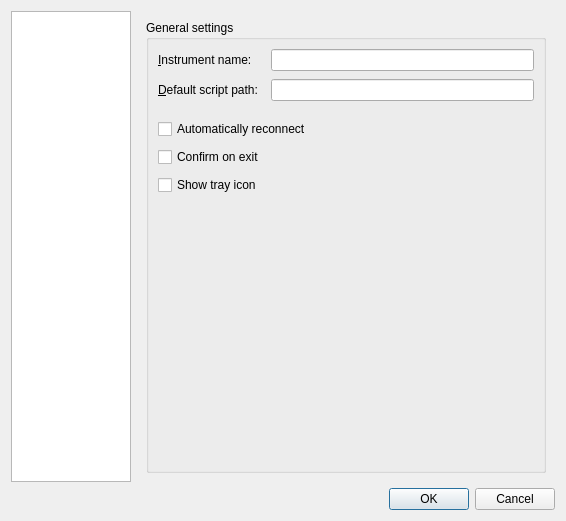
mlz-ictrl/nicos, file lib/nicos/gui/settings.ui: the form before one commit.
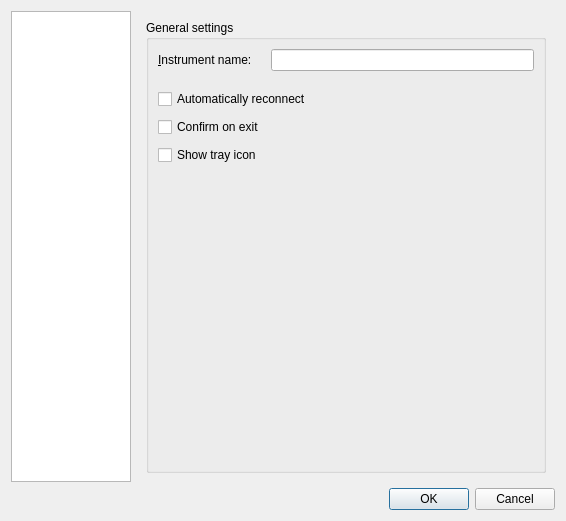
The form after the commit. The open tabs and pages were chosen to show the change.

Commit message: Get the default script path from the current experiment.

```diff
--- a/lib/nicos/gui/settings.ui
+++ b/lib/nicos/gui/settings.ui
@@ -56,41 +56,28 @@
             </property>
            </widget>
           </item>
-          <item row="1" column="0">
-           <widget class="QLabel" name="label_3">
-            <property name="text">
-             <string>&amp;Default script path:</string>
-            </property>
-            <property name="buddy">
-             <cstring>scriptpath</cstring>
-            </property>
-           </widget>
-          </item>
-          <item row="1" column="1">
-           <widget class="QLineEdit" name="scriptpath"/>
-          </item>
-          <item row="3" column="0" colspan="2">
+          <item row="2" column="0" colspan="2">
            <widget class="QCheckBox" name="autoReconnect">
             <property name="text">
              <string>Automatically reconnect</string>
             </property>
            </widget>
           </item>
-          <item row="4" column="0">
+          <item row="3" column="0">
            <widget class="QCheckBox" name="confirmExit">
             <property name="text">
              <string>Confirm on exit</string>
             </property>
            </widget>
           </item>
-          <item row="5" column="0">
+          <item row="4" column="0">
            <widget class="QCheckBox" name="showTrayIcon">
             <property name="text">
              <string>Show tray icon</string>
             </property>
            </widget>
           </item>
-          <item row="6" column="0">
+          <item row="5" column="0">
            <spacer name="verticalSpacer_2">
             <property name="orientation">
              <enum>Qt::Vertical</enum>
@@ -103,7 +90,7 @@
             </property>
            </spacer>
           </item>
-          <item row="2" column="0">
+          <item row="1" column="0">
            <spacer name="verticalSpacer_5">
             <property name="orientation">
              <enum>Qt::Vertical</enum>
```
Left out of the diff: 2 changed lines with no effect on the pictures. The commit also changes 6 other files.
